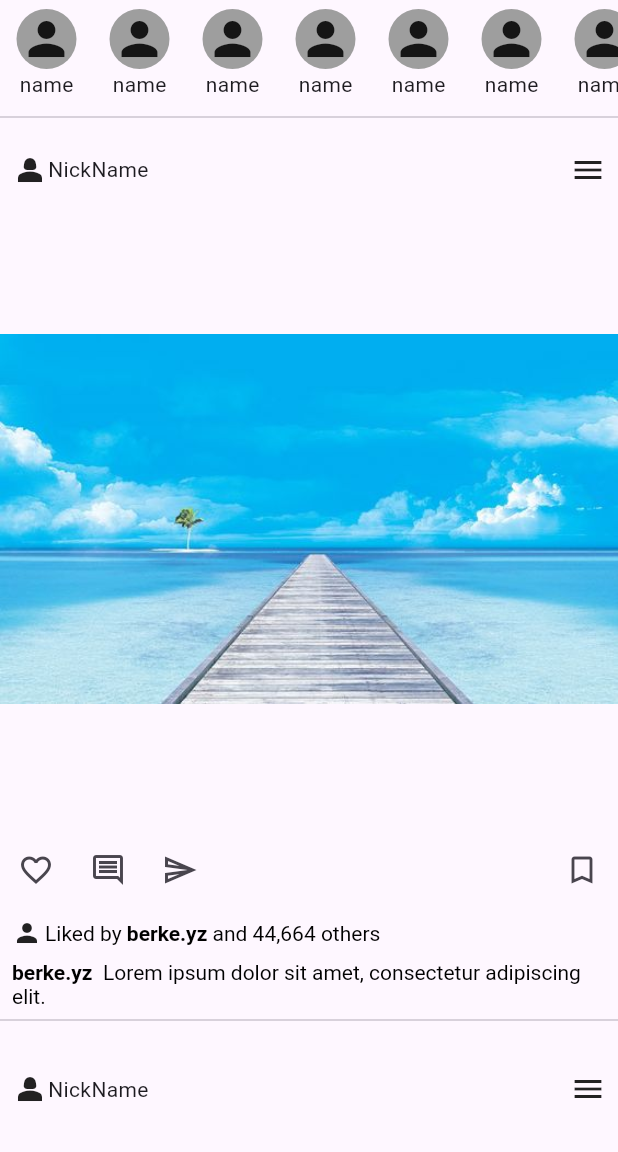
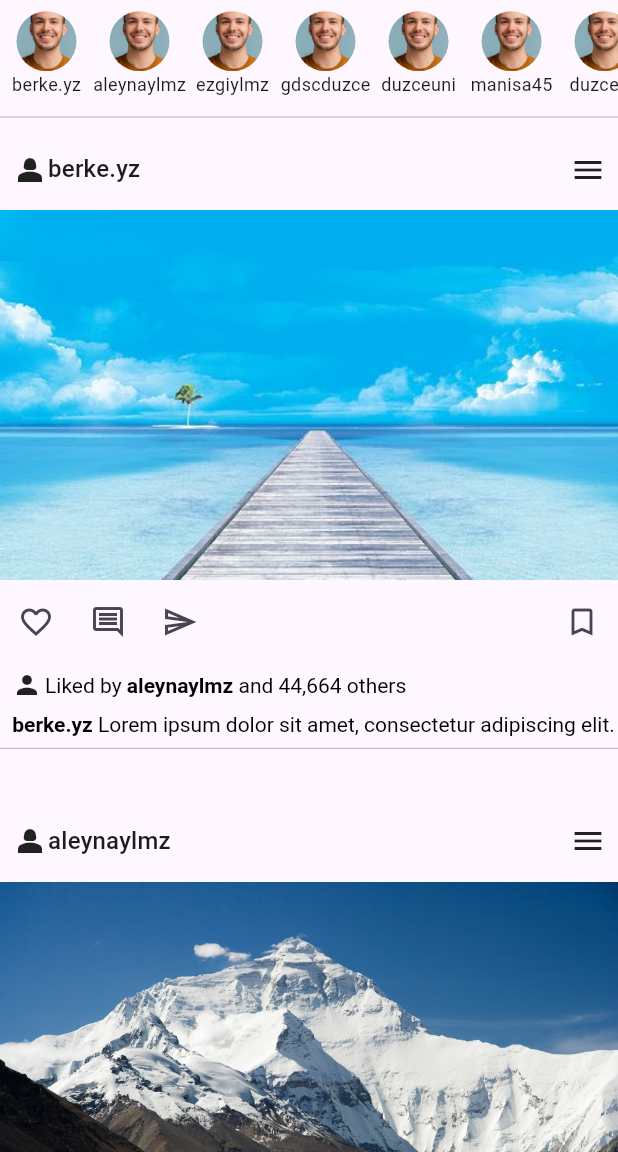
Before and after one commit to berkeyilmaz1/flutter_gdsc_instagram_ui, a Flutter app: the screen it shows after launch, on a phone screen of 412 x 824 dp, the part 84-1236 px from its top. Run offline on Flutter 3.47's test engine with Material 3 defaults, Android fonts, the light colour scheme and no system bars.

Commit message:
feed created

```diff
--- a/lib/components/feedPageComponents/myPost.dart
+++ b/lib/components/feedPageComponents/myPost.dart
@@ -1,13 +1,23 @@
 import 'package:flutter/material.dart';
 
 class myPost extends StatefulWidget {
-  const myPost({super.key});
+  const myPost(
+      {super.key,
+      required this.imagePath,
+      required this.peopleNames,
+      required this.likedNames});
 
+  final String imagePath;
+  final String peopleNames;
+  final String likedNames;
   @override
   State<myPost> createState() => _myPostState();
 }
 
 class _myPostState extends State<myPost> {
+  final String loremText =
+      'Lorem ipsum dolor sit amet, consectetur adipiscing elit.';
+
   bool isLiked = false;
   bool isSaved = false;
 
@@ -18,22 +28,24 @@ class _myPostState extends State<myPost> {
         SizedBox(
           width: MediaQuery.of(context).size.width,
           height: 54,
-          child: const Padding(
-            padding: EdgeInsets.all(8.0),
+          child: Padding(
+            padding: const EdgeInsets.all(8.0),
             child: Row(
               children: [
-                Icon(Icons.person_2),
-                Text("NickName"),
-                Spacer(),
-                Icon(Icons.menu)
+                const Icon(Icons.person_2),
+                Text(
+                  widget.peopleNames,
+                  style: Theme.of(context).textTheme.titleMedium,
+                ),
+                const Spacer(),
+                const Icon(Icons.menu)
               ],
             ),
           ),
         ),
         SizedBox(
           width: MediaQuery.of(context).size.width,
-          height: MediaQuery.of(context).size.width,
-          child: Image.asset("assets/view.jpg"),
+          child: Image.asset("assets/${widget.imagePath}.jpg"),
         ),
         SizedBox(
           width: MediaQuery.of(context).size.width,
@@ -88,28 +100,28 @@ class _myPostState extends State<myPost> {
                         width: 2,
                       ),
                       RichText(
-                        text: const TextSpan(
+                        text: TextSpan(
                           text: 'Liked by ',
-                          style: TextStyle(
+                          style: const TextStyle(
                             fontWeight: FontWeight.normal,
                             color: Colors.black,
                           ),
                           children: <TextSpan>[
                             TextSpan(
-                              text: 'berke.yz ',
-                              style: TextStyle(
+                              text: widget.likedNames,
+                              style: const TextStyle(
                                 fontWeight: FontWeight.bold,
                                 color: Colors.black,
                               ),
                             ),
-                            TextSpan(
+                            const TextSpan(
                               text: 'and ',
                               style: TextStyle(
                                 fontWeight: FontWeight.normal,
                                 color: Colors.black,
                               ),
                             ),
-                            TextSpan(
+                            const TextSpan(
                               text: '44,664 others ',
                               style: TextStyle(
                                 fontWeight: FontWeight.normal,
@@ -127,17 +139,16 @@ class _myPostState extends State<myPost> {
                   child: Column(
                     children: [
                       RichText(
-                        text: const TextSpan(
-                          text: 'berke.yz  ',
-                          style: TextStyle(
+                        text: TextSpan(
+                          text: widget.peopleNames,
+                          style: const TextStyle(
                             fontWeight: FontWeight.bold,
                             color: Colors.black,
                           ),
                           children: <TextSpan>[
                             TextSpan(
-                              text:
-                                  'Lorem ipsum dolor sit amet, consectetur adipiscing elit.',
-                              style: TextStyle(
+                              text: loremText,
+                              style: const TextStyle(
                                 fontWeight: FontWeight.normal,
                                 color: Colors.black,
                               ),
@@ -149,6 +160,7 @@ class _myPostState extends State<myPost> {
                   ),
                 ),
                 const Divider(),
+
               ],
             ),
           ),
--- a/lib/components/feedPageComponents/myStoryCircle.dart
+++ b/lib/components/feedPageComponents/myStoryCircle.dart
@@ -1,8 +1,11 @@
 import 'package:flutter/material.dart';
+import 'package:flutter/widgets.dart';
 
 class myStoryCircle extends StatelessWidget {
-  const myStoryCircle({super.key});
-
+  const myStoryCircle(
+      {super.key, required this.nickname, required this.iconName});
+  final String nickname;
+  final String iconName;
   @override
   Widget build(BuildContext context) {
     return Padding(
@@ -13,14 +16,17 @@ class myStoryCircle extends StatelessWidget {
           Container(
             width: 62,
             height: 40,
-            decoration:
-                const BoxDecoration(color: Colors.grey, shape: BoxShape.circle),
-            child: const Icon(
-              Icons.person,
-              size: 36,
+            clipBehavior: Clip.antiAlias,
+            decoration: const BoxDecoration(shape: BoxShape.circle),
+            child: Image.asset(
+              "assets/$iconName.jpg",
+              fit: BoxFit.cover,
             ),
           ),
-          const Text("name")
+          Text(
+            nickname,
+            style: const TextStyle(fontSize: 12),
+          ),
         ],
       ),
     );
--- /dev/null
+++ b/lib/lists.dart
@@ -0,0 +1,52 @@
+class ListNames {
+  static List<String> people = [
+    "berke.yz",
+    "aleynaylmz",
+    "ezgiylmz",
+    "gdscduzce",
+    "duzceuni",
+    "manisa45",
+    "duzce81",
+    "abcabc",
+    "asdasd",
+    "berke.yz",
+    "aleynaylmz",
+    "ezgiylmz",
+    "gdscduzce",
+    "duzceuni",
+    "manisa45",
+  ];
+
+  static List<String> imageNames = [
+    "view",
+    "mountain",
+    "time",
+    "view",
+    "mountain",
+    "time",
+    "view",
+    "mountain",
+    "time",
+    "view",
+    "mountain",
+    "time",
+  ];
+
+  static List<String> iconNames = [
+    "ic_face1",
+    "ic_face2",
+    "ic_face3",
+    "ic_face1",
+    "ic_face2",
+    "ic_face3",
+    "ic_face1",
+    "ic_face2",
+    "ic_face3",
+    "ic_face1",
+    "ic_face2",
+    "ic_face3",
+    "ic_face1",
+    "ic_face2",
+    "ic_face3",
+  ];
+}
--- a/lib/pages/feed.dart
+++ b/lib/pages/feed.dart
@@ -1,6 +1,9 @@
+import 'dart:math';
+
 import 'package:flutter/material.dart';
 import 'package:gdsc_ig/components/feedPageComponents/myPost.dart';
 import 'package:gdsc_ig/components/feedPageComponents/myStoryCircle.dart';
+import 'package:gdsc_ig/lists.dart';
 
 class FeedPageView extends StatefulWidget {
   const FeedPageView({super.key});
@@ -10,13 +13,24 @@ class FeedPageView extends StatefulWidget {
 }
 
 class _FeedPageViewState extends State<FeedPageView> {
+  final String logoPath = "assets/insta_logo.png";
+
+  String getRandomElement(List<String> list) {
+    final random = Random();
+    final randomIndex = random.nextInt(list.length);
+    return list[randomIndex];
+  }
+
   @override
   Widget build(BuildContext context) {
     return Scaffold(
-      appBar: AppBar(
+      body: NestedScrollView(
+        floatHeaderSlivers: true,
+        headerSliverBuilder: (context, innerBoxIsScrolled) => [
+          SliverAppBar(
+            floating: true,
             centerTitle: true,
-        title:
-            SizedBox(width: 110, child: Image.asset("assets/insta_logo.png")),
+            title: SizedBox(width: 110, child: Image.asset(logoPath)),
             backgroundColor: Colors.white,
             leading: IconButton(
               onPressed: () {},
@@ -26,9 +40,11 @@ class _FeedPageViewState extends State<FeedPageView> {
               IconButton(
                   onPressed: () {},
                   icon: const Icon(Icons.favorite_border_outlined)),
-          IconButton(onPressed: () {}, icon: const Icon(Icons.send_outlined)),
+              IconButton(
+                  onPressed: () {}, icon: const Icon(Icons.send_outlined)),
             ],
           ),
+        ],
         body: Column(
           children: [
             SizedBox(
@@ -36,23 +52,32 @@ class _FeedPageViewState extends State<FeedPageView> {
               height: 70,
               child: ListView.builder(
                 scrollDirection: Axis.horizontal,
-              itemCount: 10,
+                itemCount: ListNames.people.length,
                 itemBuilder: (BuildContext context, int index) {
-                return const myStoryCircle();
+                  String randomPicture = getRandomElement(ListNames.iconNames);
+                  return myStoryCircle(
+                      iconName: randomPicture,
+                      nickname: ListNames.people[index]);
                 },
               ),
             ),
             const Divider(),
             Expanded(
               child: ListView.builder(
-              itemCount: 5,
+                itemCount: ListNames.imageNames.length,
                 itemBuilder: (BuildContext context, int index) {
-                return const myPost();
+                  String randomPerson = getRandomElement(ListNames.people);
+                  return myPost(
+                    likedNames: "$randomPerson ",
+                    peopleNames: "${ListNames.people[index]} ",
+                    imagePath: ListNames.imageNames[index],
+                  );
                 },
               ),
             )
           ],
         ),
+      ),
     );
   }
 }
```
Also changed, not shown: assets/ic_face2.jpg (added), assets/mountain.jpg (added), assets/time.jpg (added), 4 other files. Lines whose indentation alone changed are shown as unchanged.
